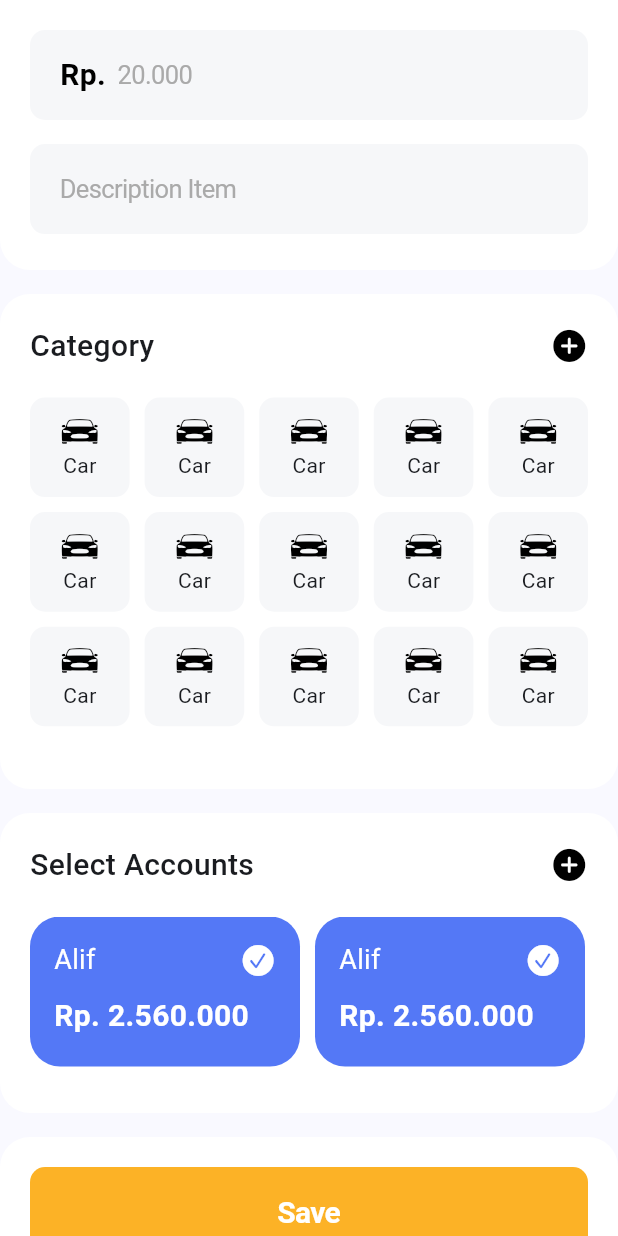
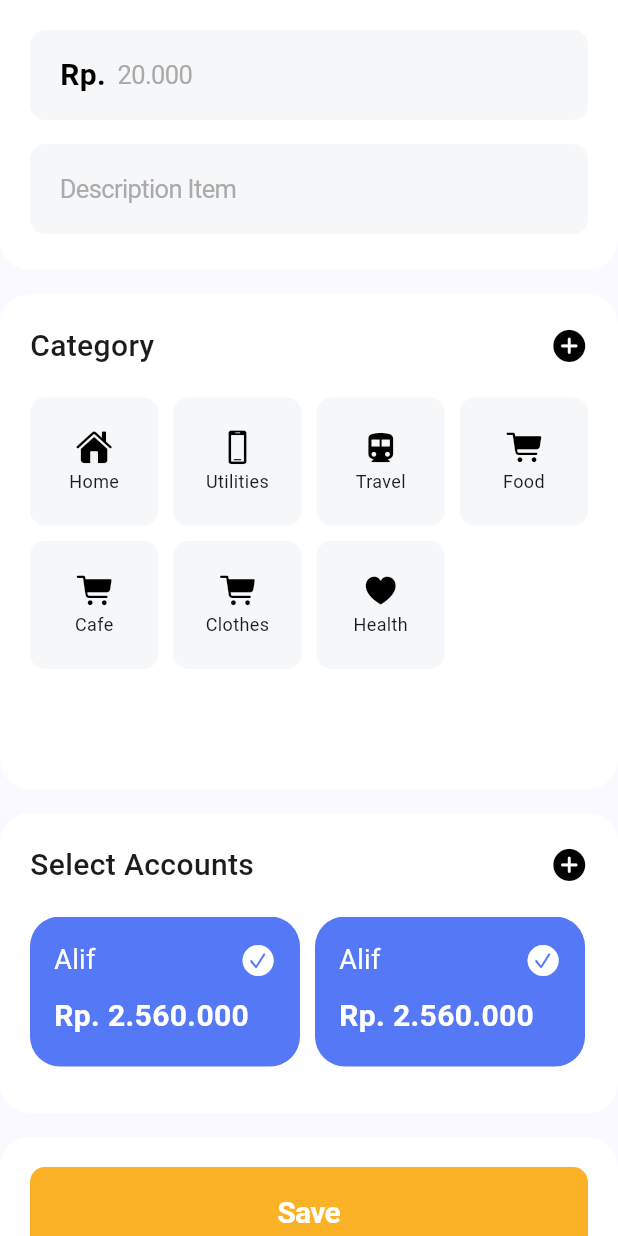
Before and after one commit to alifzaidan/ourmoy, a Flutter app: the ExpensesPage widget shown alone on an empty page, opened directly, on a phone screen of 412 x 824 dp. Run offline on Flutter 3.47's test engine with Material 3 defaults, Android fonts, the phone set to English and light mode, and no system bars; our stand-ins replace cloud_firestore, firebase_core, google_fonts; accounts and stored records are empty.

Commit message:
implements accounts and categories model

```diff
--- /dev/null
+++ b/lib/models/categories_model.dart
@@ -0,0 +1,42 @@
+import 'package:flutter/cupertino.dart';
+
+class Categories {
+  String name;
+  IconData icon;
+
+  Categories({
+    required this.name,
+    required this.icon,
+  });
+}
+
+var categoriesList = [
+  Categories(
+    name: 'Home',
+    icon: CupertinoIcons.house_fill,
+  ),
+  Categories(
+    name: 'Utilities',
+    icon: CupertinoIcons.device_phone_portrait,
+  ),
+  Categories(
+    name: 'Travel',
+    icon: CupertinoIcons.train_style_one,
+  ),
+  Categories(
+    name: 'Food',
+    icon: CupertinoIcons.cart_fill,
+  ),
+  Categories(
+    name: 'Cafe',
+    icon: CupertinoIcons.cart_fill,
+  ),
+  Categories(
+    name: 'Clothes',
+    icon: CupertinoIcons.cart_fill,
+  ),
+  Categories(
+    name: 'Health',
+    icon: CupertinoIcons.heart_fill,
+  ),
+];
--- a/lib/screens/transaction_expenses_screen.dart
+++ b/lib/screens/transaction_expenses_screen.dart
@@ -1,5 +1,6 @@
 import 'package:flutter/cupertino.dart';
 import 'package:google_fonts/google_fonts.dart';
+import 'package:ourmoy/models/categories_model.dart';
 
 class ExpensesPage extends StatelessWidget {
   const ExpensesPage({super.key});
@@ -114,29 +115,32 @@ class ExpensesPage extends StatelessWidget {
               padding: const EdgeInsets.all(0),
               physics: const NeverScrollableScrollPhysics(),
               gridDelegate: const SliverGridDelegateWithFixedCrossAxisCount(
-                crossAxisCount: 5,
+                crossAxisCount: 4,
                 crossAxisSpacing: 10,
                 mainAxisSpacing: 10,
               ),
-              itemCount: 15,
+              itemCount: categoriesList.length,
               itemBuilder: (context, index) {
+                final Categories category = categoriesList[index];
+
                 return Container(
-                  padding: const EdgeInsets.all(10),
+                  // padding: const EdgeInsets.all(4),
                   decoration: BoxDecoration(
                     color: const Color(0xFFF6F7F9),
                     borderRadius: BorderRadius.circular(10),
                   ),
                   child: Column(
-                    mainAxisAlignment: MainAxisAlignment.spaceEvenly,
+                    mainAxisAlignment: MainAxisAlignment.center,
                     children: [
-                      const Icon(
-                        CupertinoIcons.car_detailed,
+                      Icon(
+                        category.icon,
                         color: Color(0xFF000000),
                       ),
+                      const SizedBox(height: 2),
                       Text(
-                        'Car',
+                        category.name,
                         style: GoogleFonts.golosText(
-                          fontSize: 14,
+                          fontSize: 12,
                         ),
                       ),
                     ],
--- a/pubspec.yaml
+++ b/pubspec.yaml
@@ -36,6 +36,8 @@ dependencies:
     cupertino_icons: ^1.0.2
     google_fonts: ^6.1.0
     firebase_core: ^2.25.5
+    cloud_firestore: ^4.15.6
+    intl: ^0.19.0
 
 dev_dependencies:
     flutter_test:
```
Also changed, not shown: lib/main.dart (+8 -1 lines), lib/models/accounts_model.dart (added, +47 -0 lines), lib/screens/home_screen.dart (+87 -32 lines), lib/screens/profile_screen.dart (+41 -13 lines), lib/services/accounts_services.dart (added, +38 -0 lines), pubspec.lock, 4 other files.
